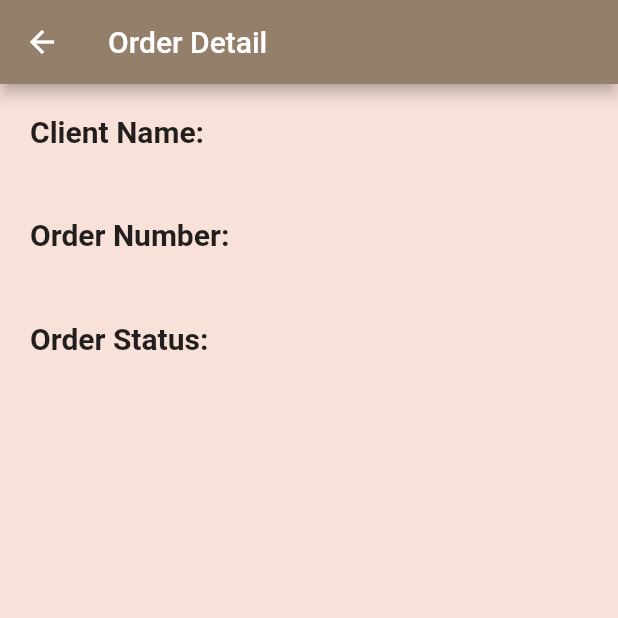
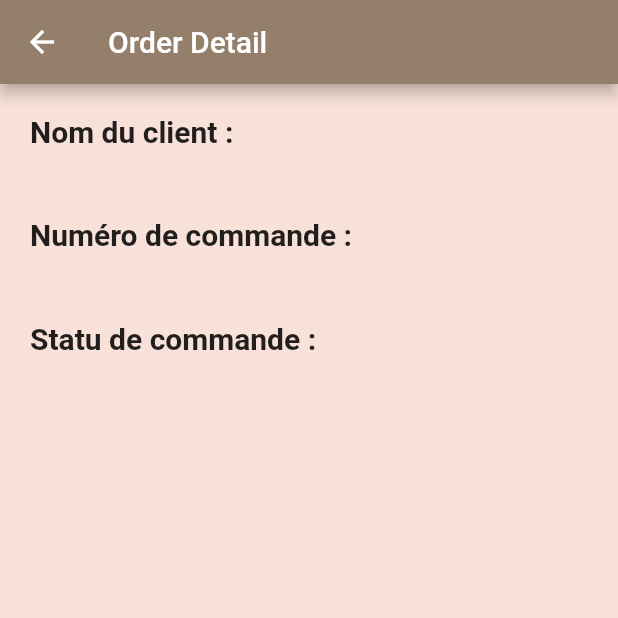
Before and after one commit to Karine-Benhaimi/flutter_project, a Flutter app: the DetailOrderPage screen opened directly with empty values, on a phone screen of 412 x 824 dp, the top half of it. Run offline on Flutter 3.47's test engine with Material 2 defaults, Android fonts, the phone set to English and light mode, and no system bars; our stand-ins replace flutter_rating_bar, font_awesome_flutter; missing offline and left inert: dart:js.

```diff
--- a/flutter_app/lib/commandes.dart
+++ b/flutter_app/lib/commandes.dart
@@ -110,7 +110,7 @@ class DetailOrderPage extends StatelessWidget {
           crossAxisAlignment: CrossAxisAlignment.start,
           children: [
             Text(
-              "Client Name:",
+              "Nom du client :",
               style: TextStyle(fontSize: 20, fontWeight: FontWeight.bold),
             ),
             SizedBox(height: 5),
@@ -120,7 +120,7 @@ class DetailOrderPage extends StatelessWidget {
             ),
             SizedBox(height: 20),
             Text(
-              "Order Number:",
+              "Numéro de commande :",
               style: TextStyle(fontSize: 20, fontWeight: FontWeight.bold),
             ),
             SizedBox(height: 5),
@@ -130,7 +130,7 @@ class DetailOrderPage extends StatelessWidget {
             ),
             SizedBox(height: 20),
             Text(
-              "Order Status:",
+              "Statu de commande :",
               style: TextStyle(fontSize: 20, fontWeight: FontWeight.bold),
             ),
             SizedBox(height: 5),
--- a/flutter_app/pubspec.yaml
+++ b/flutter_app/pubspec.yaml
@@ -27,6 +27,7 @@ dependencies:
   http: ^0.13.4
   html: ^0.15.0
   xml: ^5.0.0
+  dio: ^4.0.0
   # The following adds the Cupertino Icons font to your application.
   # Use with the CupertinoIcons class for iOS style icons.
   cupertino_icons: ^1.0.2
```
Also changed, not shown: flutter_app/pubspec.lock.
